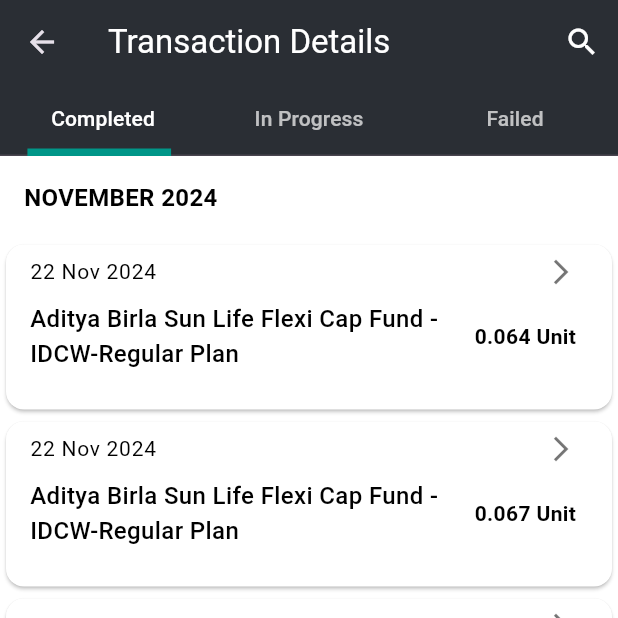
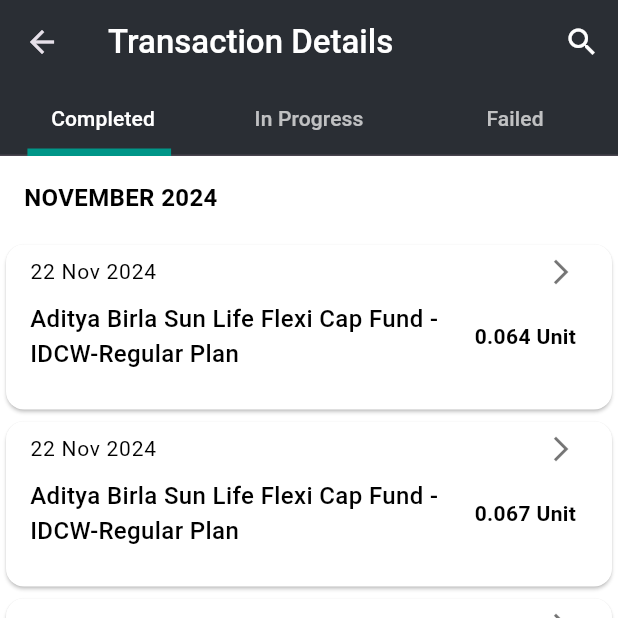
Before and after one commit to Paul-sharon/Funds-Genie, a Flutter app: the TransactionCompleted screen opened directly, on a phone screen of 412 x 824 dp, the top half of it. Run offline on Flutter 3.47's test engine with Material 3 defaults, Android fonts, the phone set to English and light mode, and no system bars.

Commit message:
transactioon details intermidiate

```diff
--- a/lib/portfolio/TransactionCompleted.dart
+++ b/lib/portfolio/TransactionCompleted.dart
@@ -13,7 +13,8 @@
           title: const Text(
             'Transaction Details',
             style: TextStyle(
-              color: Colors.white, // Title text color
+              color: Colors.white,
+                fontWeight: FontWeight.w500,
             ),
           ),
           bottom: PreferredSize(
```
